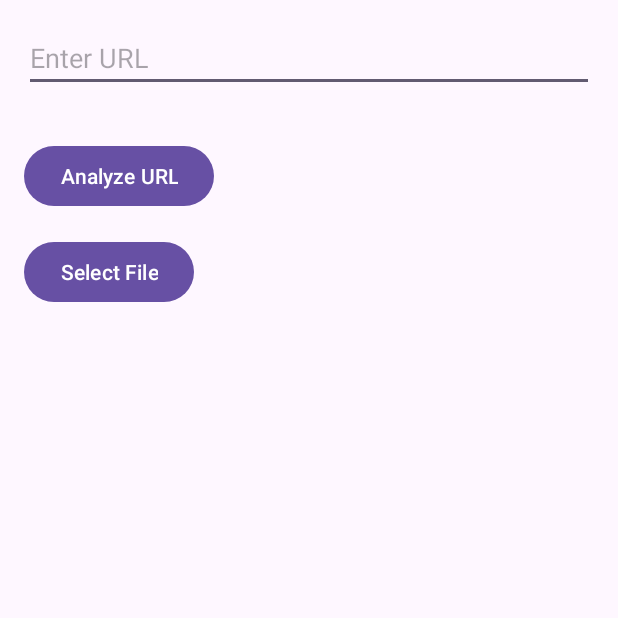
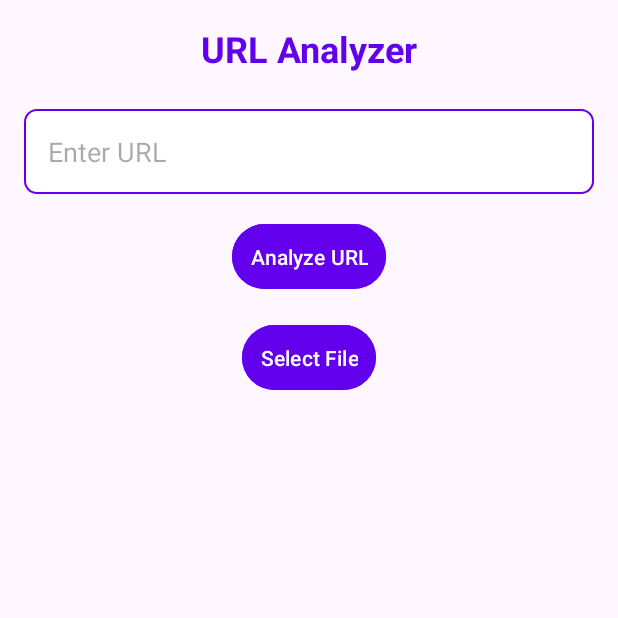
Before and after one commit to TlhogiManye/War-Peace, an Android app: the screen it shows after launch (MainActivity), on a phone screen of 412 x 824 dp, the top half of it. Run offline under Robolectric (Android 15) with nearby library versions, the phone set to English and light mode, and no system bars.

Commit message:
Slightly improved UI

```diff
--- /dev/null
+++ b/app/src/main/res/drawable/edit_text_background.xml
@@ -0,0 +1,8 @@
+<?xml version="1.0" encoding="utf-8"?>
+<shape xmlns:android="http://schemas.android.com/apk/res/android">
+    <solid android:color="@color/backgroundColor"/>
+    <corners android:radius="8dp"/>
+    <stroke
+        android:color="@color/primaryColor"
+        android:width="1dp"/>
+</shape>
--- a/app/src/main/res/layout/activity_main.xml
+++ b/app/src/main/res/layout/activity_main.xml
@@ -3,44 +3,71 @@
     xmlns:tools="http://schemas.android.com/tools"
     android:layout_width="match_parent"
     android:layout_height="match_parent"
+    android:padding="16dp"
     tools:context=".view.MainActivity">
 
+    <!-- Title TextView -->
+    <TextView
+        android:id="@+id/titleText"
+        android:layout_width="wrap_content"
+        android:layout_height="wrap_content"
+        android:text="URL Analyzer"
+        android:textSize="24sp"
+        android:textColor="@color/primaryColor"
+        android:layout_centerHorizontal="true"
+        android:layout_marginBottom="24dp"
+        android:layout_alignParentTop="true"
+        android:textStyle="bold" />
+
+    <!-- URL Input Field -->
     <EditText
         android:id="@+id/urlInput"
         android:layout_width="match_parent"
         android:layout_height="wrap_content"
         android:hint="Enter URL"
-        android:layout_margin="16dp"
-        android:inputType="textUri" />
+        android:inputType="textUri"
+        android:background="@drawable/edit_text_background"
+        android:padding="16dp"
+        android:layout_below="@id/titleText"
+        android:layout_marginBottom="16dp" />
 
+    <!-- Analyze URL Button -->
     <Button
         android:id="@+id/urlAnalyzeButton"
         android:layout_width="wrap_content"
         android:layout_height="wrap_content"
         android:text="Analyze URL"
+        android:backgroundTint="@color/primaryColor"
+        android:textColor="@android:color/white"
         android:layout_below="@id/urlInput"
-        android:layout_marginTop="16dp"
-        android:layout_marginStart="16dp"
-        android:layout_marginEnd="16dp" />
+        android:layout_centerHorizontal="true"
+        android:layout_marginBottom="16dp"
+        android:padding="12dp" />
 
+    <!-- Select File Button -->
     <Button
         android:id="@+id/analyzeButton"
         android:layout_width="wrap_content"
         android:layout_height="wrap_content"
         android:text="Select File"
+        android:backgroundTint="@color/primaryColor"
+        android:textColor="@android:color/white"
         android:layout_below="@id/urlAnalyzeButton"
-        android:layout_marginTop="16dp"
-        android:layout_marginStart="16dp"
-        android:layout_marginEnd="16dp" />
+        android:layout_centerHorizontal="true"
+        android:layout_marginBottom="16dp"
+        android:padding="12dp" />
 
+    <!-- Result TextView -->
     <TextView
         android:id="@+id/resultView"
         android:layout_width="match_parent"
         android:layout_height="wrap_content"
         android:layout_below="@id/analyzeButton"
-        android:layout_margin="16dp"
-        android:textSize="16sp" />
+        android:layout_marginTop="16dp"
+        android:textSize="16sp"
+        android:textColor="@color/secondaryColor" />
 
+    <!-- ProgressBar -->
     <ProgressBar
         android:id="@+id/progressBar"
         android:layout_width="wrap_content"
--- a/app/src/main/res/values/colors.xml
+++ b/app/src/main/res/values/colors.xml
@@ -1,5 +1,6 @@
-<?xml version="1.0" encoding="utf-8"?>
 <resources>
-    <color name="black">#FF000000</color>
-    <color name="white">#FFFFFFFF</color>
+    <color name="primaryColor">#6200EE</color> <!-- Purple -->
+    <color name="secondaryColor">#03DAC6</color> <!-- Teal -->
+    <color name="backgroundColor">#FFFFFF</color> <!-- White -->
+    <color name="textColor">#000000</color> <!-- Black -->
 </resources>
```
